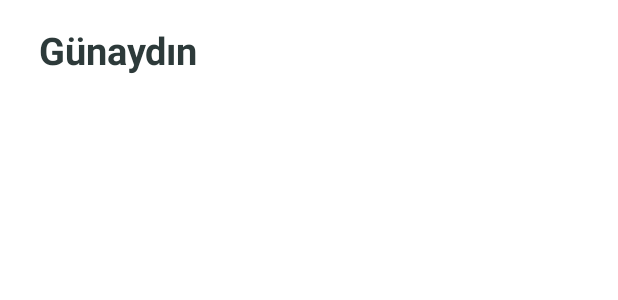
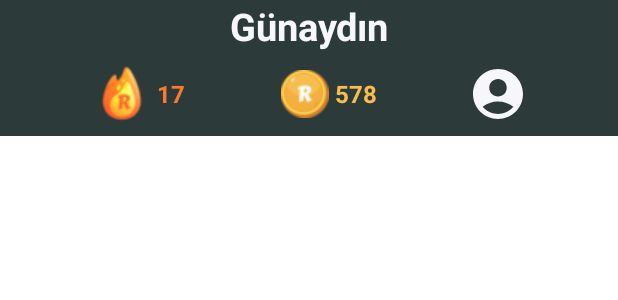
Before and after one commit to muhammedmustafageldi/Readro, an Android app: the layout fragment_home.xml on its own in the app's theme, with its tools: preview values and no code run, on a phone screen of 412 x 824 dp. Shown: the top 300 px of the screen. Run offline under Robolectric (Android 15) with nearby library versions, the phone set to English and light mode, and no system bars; Roboto replaces fonts that are not available here.

Commit message:
Redesign home page

```diff
--- /dev/null
+++ b/app/src/main/res/drawable/profile_icon.xml
@@ -0,0 +1,5 @@
+<vector android:height="24dp" android:tint="#000000"
+    android:viewportHeight="24" android:viewportWidth="24"
+    android:width="24dp" xmlns:android="http://schemas.android.com/apk/res/android">
+    <path android:fillColor="@android:color/white" android:pathData="M12,2C6.48,2 2,6.48 2,12s4.48,10 10,10s10,-4.48 10,-10S17.52,2 12,2zM12,6c1.93,0 3.5,1.57 3.5,3.5S13.93,13 12,13s-3.5,-1.57 -3.5,-3.5S10.07,6 12,6zM12,20c-2.03,0 -4.43,-0.82 -6.14,-2.88C7.55,15.8 9.68,15 12,15s4.45,0.8 6.14,2.12C16.43,19.18 14.03,20 12,20z"/>
+</vector>
--- a/app/src/main/res/layout/fragment_home.xml
+++ b/app/src/main/res/layout/fragment_home.xml
@@ -7,31 +7,85 @@
     android:layout_height="match_parent"
     tools:context=".fragments.HomeFragment">
 
-    <TextView
-        android:id="@+id/goodTxt"
-        android:layout_width="wrap_content"
-        android:layout_height="wrap_content"
-        android:layout_marginStart="26dp"
-        android:layout_marginTop="16dp"
-        android:textColor="@color/darkGreen"
-        android:text="Günaydın"
-        android:textSize="25sp"
-        android:textStyle="bold"
-        app:layout_constraintStart_toStartOf="parent"
-        app:layout_constraintTop_toTopOf="parent" />
-
     <androidx.recyclerview.widget.RecyclerView
         android:id="@+id/homePageRecycler"
         android:layout_width="0dp"
         android:layout_height="wrap_content"
         android:layout_marginStart="16dp"
-        android:layout_marginTop="16dp"
         android:layout_marginEnd="16dp"
         android:layout_marginBottom="16dp"
         app:layout_constraintBottom_toBottomOf="parent"
         app:layout_constraintEnd_toEndOf="parent"
         app:layout_constraintStart_toStartOf="parent"
-        app:layout_constraintTop_toBottomOf="@+id/goodTxt" />
+        app:layout_constraintTop_toBottomOf="@+id/constraintLayout" />
+
+    <androidx.constraintlayout.widget.ConstraintLayout
+        android:id="@+id/constraintLayout"
+        android:layout_width="0dp"
+        android:layout_height="wrap_content"
+        android:background="@color/darkGreen"
+        app:layout_constraintEnd_toEndOf="parent"
+        app:layout_constraintStart_toStartOf="parent"
+        app:layout_constraintTop_toTopOf="parent">
+
+        <TextView
+            android:id="@+id/textView25"
+            android:layout_width="wrap_content"
+            android:layout_height="wrap_content"
+            android:drawableStart="@drawable/readro_coin_32"
+            android:gravity="center"
+            android:text=" 578"
+            android:textColor="#F6BE4F"
+            android:textSize="16sp"
+            android:textStyle="bold"
+            app:layout_constraintBottom_toBottomOf="@+id/textView26"
+            app:layout_constraintEnd_toStartOf="@+id/profile_button"
+            app:layout_constraintHorizontal_bias="0.5"
+            app:layout_constraintStart_toEndOf="@+id/textView26"
+            app:layout_constraintTop_toTopOf="@+id/textView26" />
+
+        <TextView
+            android:id="@+id/textView26"
+            android:layout_width="wrap_content"
+            android:layout_height="wrap_content"
+            android:layout_marginTop="8dp"
+            android:layout_marginBottom="8dp"
+            android:drawableStart="@drawable/r_fire_40"
+            android:gravity="center"
+            android:text=" 17 "
+            android:textColor="#FD7A2B"
+            android:textSize="16sp"
+            android:textStyle="bold"
+            app:layout_constraintBottom_toBottomOf="parent"
+            app:layout_constraintEnd_toStartOf="@+id/textView25"
+            app:layout_constraintHorizontal_bias="0.5"
+            app:layout_constraintStart_toStartOf="parent"
+            app:layout_constraintTop_toBottomOf="@+id/goodTxt" />
+
+        <ImageButton
+            android:id="@+id/profile_button"
+            android:layout_width="40dp"
+            android:layout_height="40dp"
+            android:background="@drawable/profile_icon"
+            android:backgroundTint="@color/myWhite"
+            app:layout_constraintBottom_toBottomOf="@+id/textView25"
+            app:layout_constraintEnd_toEndOf="parent"
+            app:layout_constraintHorizontal_bias="0.5"
+            app:layout_constraintStart_toEndOf="@+id/textView25"
+            app:layout_constraintTop_toTopOf="@+id/textView25" />
+
+        <TextView
+            android:id="@+id/goodTxt"
+            android:layout_width="wrap_content"
+            android:layout_height="wrap_content"
+            android:text="Günaydın"
+            android:textColor="@color/myWhite"
+            android:textSize="25sp"
+            android:textStyle="bold"
+            app:layout_constraintEnd_toEndOf="parent"
+            app:layout_constraintStart_toStartOf="parent"
+            app:layout_constraintTop_toTopOf="parent" />
+    </androidx.constraintlayout.widget.ConstraintLayout>
 
 
 </androidx.constraintlayout.widget.ConstraintLayout>
```
Also changed, not shown: app/src/main/res/drawable/r_fire_256.png (added), app/src/main/res/drawable/r_fire_32.png (added), app/src/main/res/drawable/r_fire_40.png (added).
